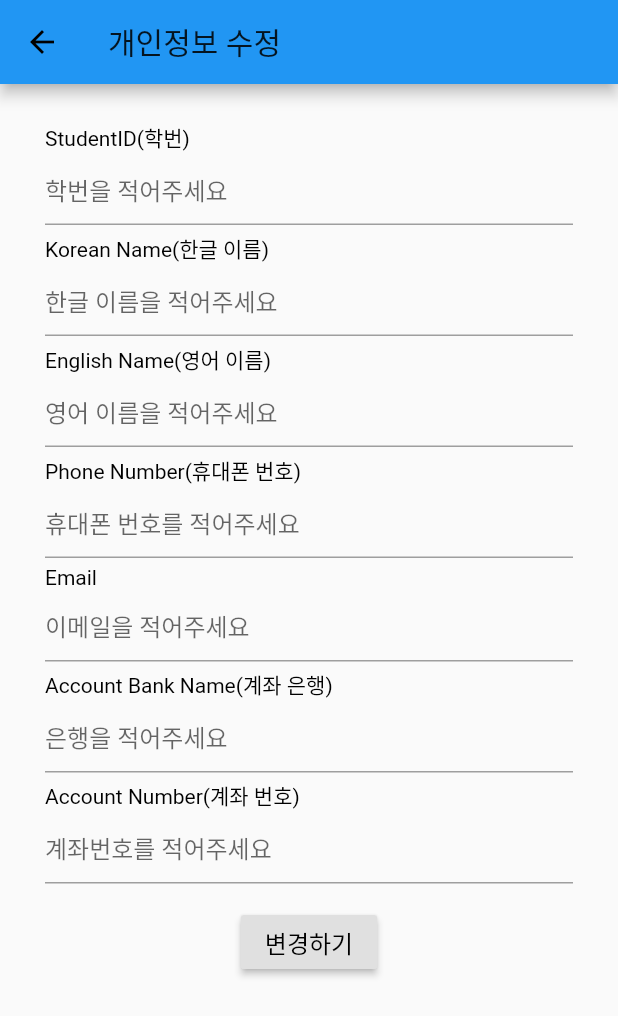
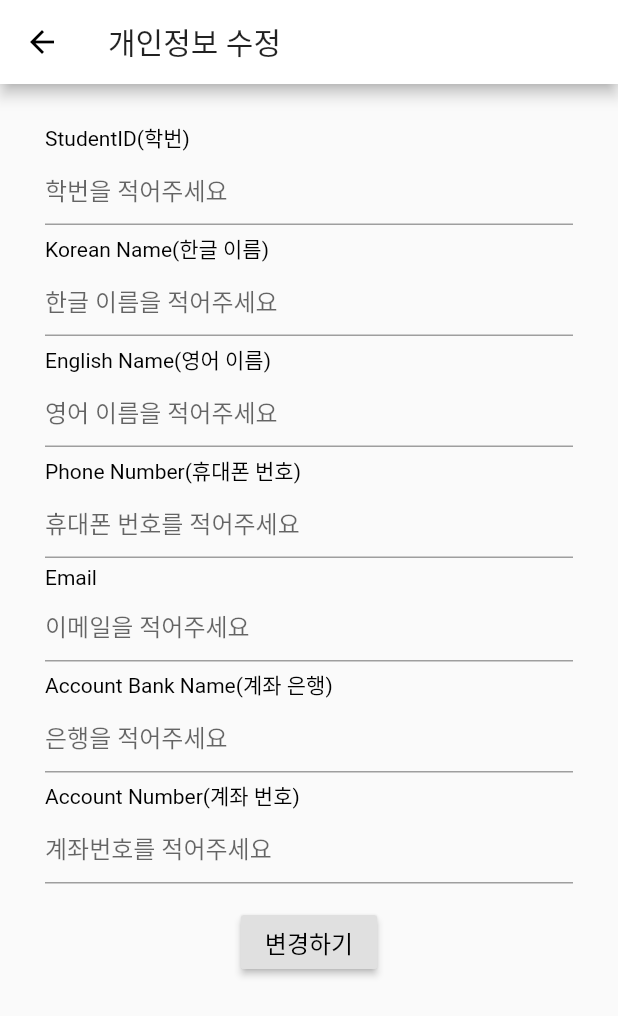
Before and after one commit to JangJuMan/iTaxi3.0, a Flutter app: the MyInfo screen opened directly, after a tap on "개인정보 수정", on a phone screen of 412 x 824 dp. Shown: the top 1016 px of the screen. Run offline on Flutter 3.47's test engine with Material 2 defaults, Android fonts, the phone set to English and light mode, and no system bars; our stand-ins replace fluttertoast, pull_to_refresh.

Commit message:
주만: 설정창 AppBar 파란색 배경 -> 하얀색 배경으로 변경

```diff
--- a/lib/settings/alarm.dart
+++ b/lib/settings/alarm.dart
@@ -7,7 +7,7 @@ class Alarm extends StatelessWidget {
   Widget build(BuildContext context) {
     return Scaffold(
       appBar: AppBar(
-        backgroundColor: Colors.blue,
+        backgroundColor: Colors.white,
         title: Text ('알림'),
       ),
     );
--- a/lib/settings/bug.dart
+++ b/lib/settings/bug.dart
@@ -6,7 +6,7 @@ class Bug extends StatelessWidget {
   Widget build(BuildContext context) {
     return Scaffold(
       appBar: AppBar(
-        backgroundColor: Colors.blue,
+        backgroundColor: Colors.white,
         title: Text ('버그 제보'),
       ),
     );
--- a/lib/settings/myInfo.dart
+++ b/lib/settings/myInfo.dart
@@ -7,7 +7,7 @@ class MyInfo extends StatelessWidget {
   Widget build(BuildContext context) {
     return Scaffold(
       appBar: AppBar(
-        backgroundColor: Colors.blue,
+        backgroundColor: Colors.white,
         title: Text ('내정보'),
       ),
       body:
--- a/lib/settings/remyInfo.dart
+++ b/lib/settings/remyInfo.dart
@@ -6,7 +6,7 @@ class RemyInfo extends StatelessWidget {
   Widget build(BuildContext context) {
     return Scaffold(
       appBar: AppBar(
-        backgroundColor: Colors.blue,
+        backgroundColor: Colors.white,
         title: Text ('개인정보 수정'),
       ),
       body: ListView(
--- a/lib/settings/setting.dart
+++ b/lib/settings/setting.dart
@@ -43,9 +43,13 @@ class _SettingsState extends State<Settings> {
   Widget build(BuildContext context) {
     return Scaffold(
       appBar: AppBar(
+        // TODO: 지금은 일일히 다 하얀색을 지정해줬는데, 나~중에는 테마 색을 설정해서 하나의 테마색으로 전체가 적용되게 하면 좋을듯.
+        backgroundColor: Colors.white,
+        brightness: Brightness.light,
+        // elevation: 0.0,
         centerTitle: true,
         title: Text('설정',),
-        backgroundColor: Colors.blue,
+        // backgroundColor: Colors.blue,
         actions: [
           // IconButton(
           //   icon: Icon(Icons.logout),
--- a/lib/settings/termsOfService.dart
+++ b/lib/settings/termsOfService.dart
@@ -6,7 +6,7 @@ class TermsOfService extends StatelessWidget {
   Widget build(BuildContext context) {
     return Scaffold(
       appBar: AppBar(
-        backgroundColor: Colors.blue,
+        backgroundColor: Colors.white,
         title: Text ('이용약관'),
       ),
     );
--- a/lib/settings/updateInfo.dart
+++ b/lib/settings/updateInfo.dart
@@ -8,7 +8,7 @@ class UpdateInfo extends StatelessWidget {
   Widget build(BuildContext context) {
     return Scaffold(
       appBar: AppBar(
-        backgroundColor: Colors.blue,
+        backgroundColor: Colors.white,
         title: Text ('공지사항'),
       ),
       body: ListView(
--- a/lib/settings/version.dart
+++ b/lib/settings/version.dart
@@ -6,7 +6,7 @@ class Version extends StatelessWidget {
   Widget build(BuildContext context) {
     return Scaffold(
       appBar: AppBar(
-        backgroundColor: Colors.blue,
+        backgroundColor: Colors.white,
         title: Text ('버전정보'),
       ),
       body: Container(
```
